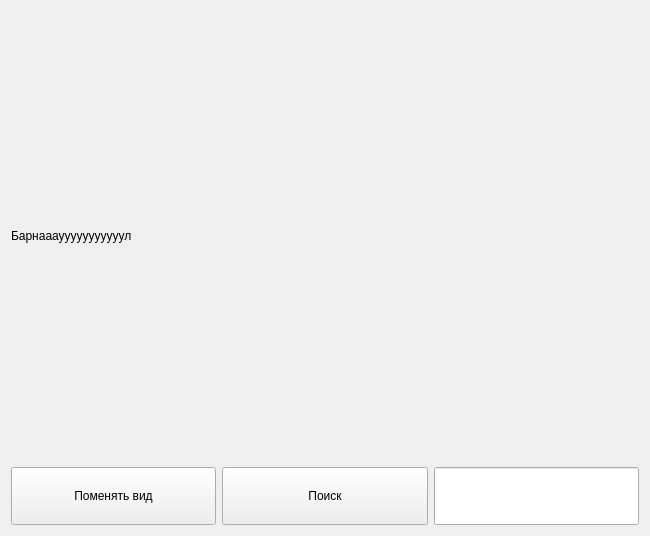
Qt form ui_source/main456.ui (mariklolik/YandexMapsBigTask) before a commit.
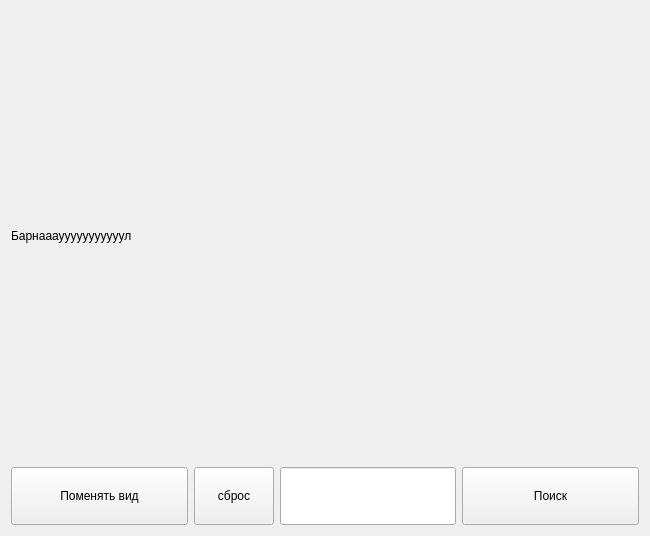
The same form after that commit.

Diff of the .ui file:
```diff
--- a/ui_source/main456.ui
+++ b/ui_source/main456.ui
@@ -48,6 +48,29 @@
        </property>
       </widget>
      </item>
+     <item>
+      <widget class="QPushButton" name="dischangeButton">
+       <property name="sizePolicy">
+        <sizepolicy hsizetype="Preferred" vsizetype="Preferred">
+         <horstretch>0</horstretch>
+         <verstretch>0</verstretch>
+        </sizepolicy>
+       </property>
+       <property name="text">
+        <string>сброс</string>
+       </property>
+      </widget>
+     </item>
+     <item>
+      <widget class="QLineEdit" name="InputSearch">
+       <property name="sizePolicy">
+        <sizepolicy hsizetype="Expanding" vsizetype="Expanding">
+         <horstretch>0</horstretch>
+         <verstretch>0</verstretch>
+        </sizepolicy>
+       </property>
+      </widget>
+     </item>
      <item>
       <widget class="QPushButton" name="ButtonSearch">
        <property name="sizePolicy">
@@ -61,16 +84,6 @@
        </property>
       </widget>
      </item>
-     <item>
-      <widget class="QLineEdit" name="InputSearch">
-       <property name="sizePolicy">
-        <sizepolicy hsizetype="Expanding" vsizetype="Expanding">
-         <horstretch>0</horstretch>
-         <verstretch>0</verstretch>
-        </sizepolicy>
-       </property>
-      </widget>
-     </item>
     </layout>
    </item>
   </layout>
```
